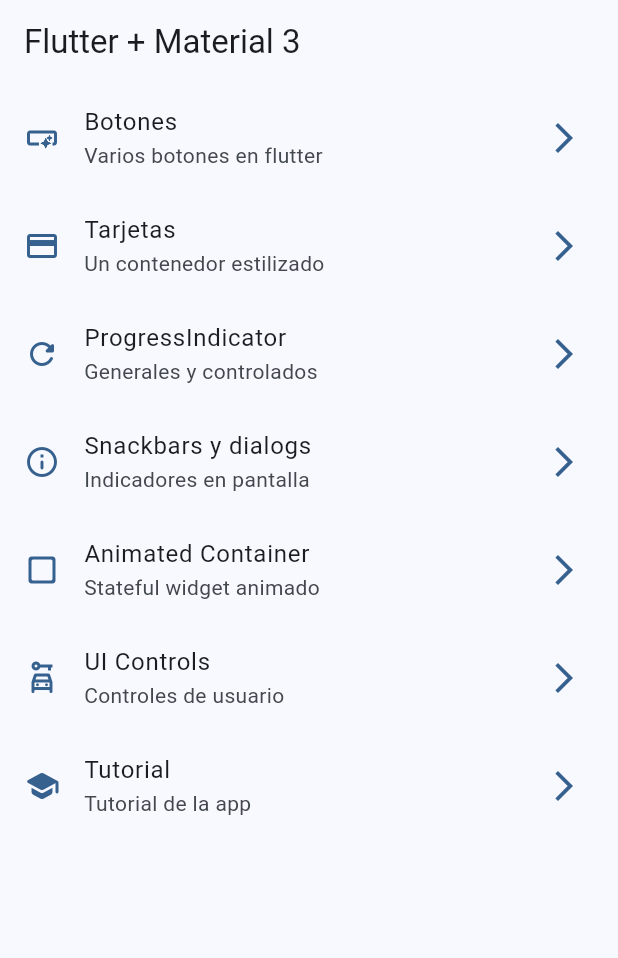
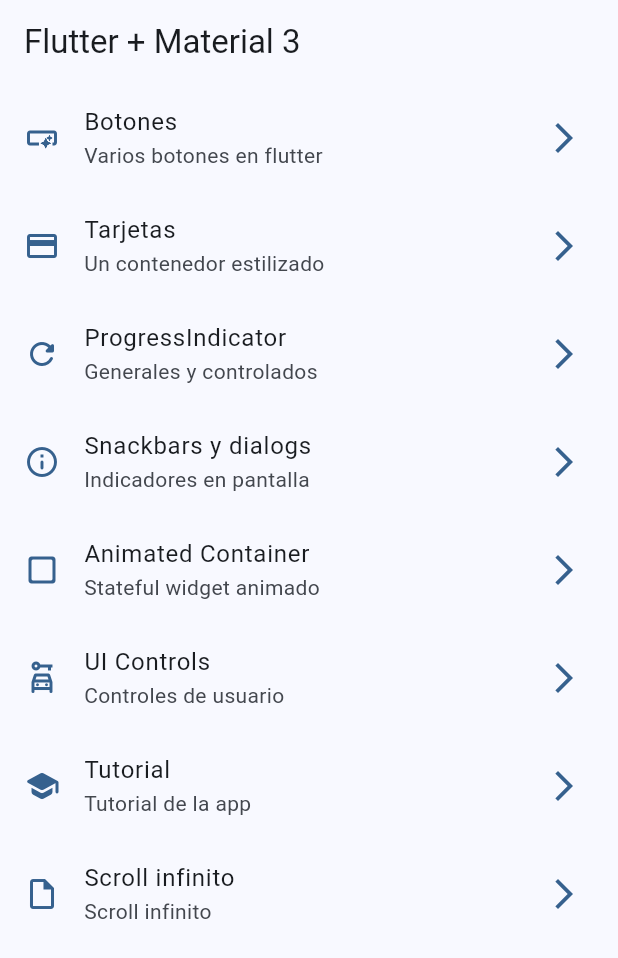
Before and after one commit to jadrdev/widgets_app, a Flutter app: the screen it shows after launch, on a phone screen of 412 x 824 dp. Shown: the top 958 px of the screen. Run offline on Flutter 3.47's test engine with Material 2 defaults, Android fonts, the phone set to English and light mode, and no system bars; our stand-ins replace animate_do, go_router.

Commit message:
WIP Infinite Scroll

```diff
--- a/lib/config/menu/menu_items.dart
+++ b/lib/config/menu/menu_items.dart
@@ -24,29 +24,34 @@ const appMenuItems = <MenuItems>[
       subtitle: 'Un contenedor estilizado',
       link: '/cards',
       icon: Icons.credit_card),
-      MenuItems(
+  MenuItems(
       title: 'ProgressIndicator',
       subtitle: 'Generales y controlados',
       link: '/progress',
       icon: Icons.refresh_rounded),
-      MenuItems(
+  MenuItems(
       title: 'Snackbars y dialogs',
       subtitle: 'Indicadores en pantalla',
       link: '/snackbars',
       icon: Icons.info_outline_rounded),
-       MenuItems(
+  MenuItems(
       title: 'Animated Container',
       subtitle: 'Stateful widget animado',
       link: '/animated',
       icon: Icons.check_box_outline_blank_rounded),
-       MenuItems(
+  MenuItems(
       title: 'UI Controls',
       subtitle: 'Controles de usuario',
       link: '/ui-controls',
       icon: Icons.car_rental_outlined),
-       MenuItems(
+  MenuItems(
       title: 'Tutorial',
       subtitle: 'Tutorial de la app',
       link: '/tutorial',
       icon: Icons.school_rounded),
+  MenuItems(
+      title: 'Scroll infinito',
+      subtitle: 'Scroll infinito',
+      link: '/infinite',
+      icon: Icons.insert_drive_file_outlined),
 ];
--- a/lib/config/router/app_router.dart
+++ b/lib/config/router/app_router.dart
@@ -45,5 +45,10 @@ final appRouter = GoRouter(
       name: AppTutorialScreen.name,
       builder: (context, state) => const AppTutorialScreen(),
     ),
+    GoRoute(
+      path: '/infinite',
+      name: InfiniteScrollScreen.name,
+      builder: (context, state) => const InfiniteScrollScreen(),
+    ),
   ],
 );
```
